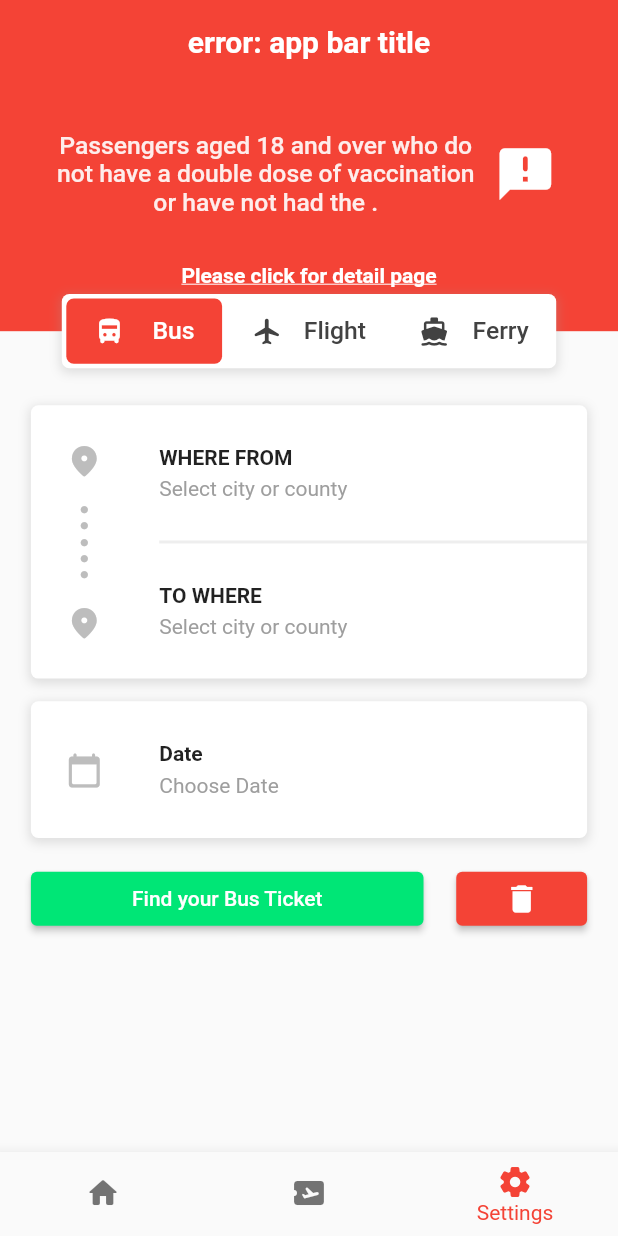
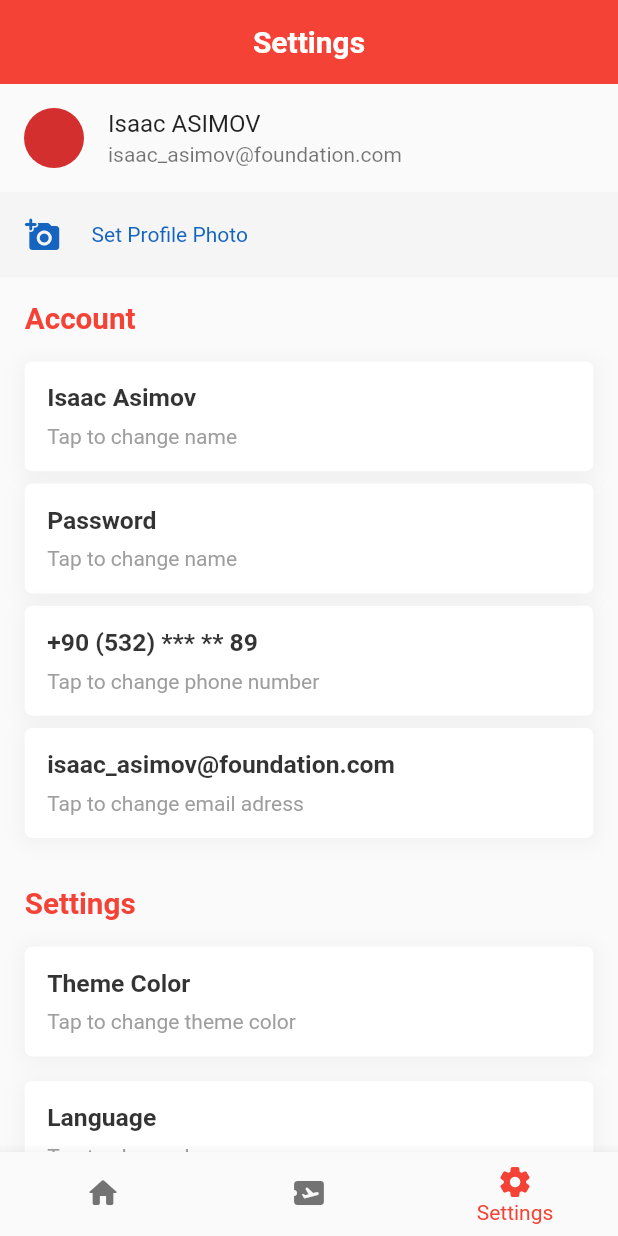
Before and after one commit to basriyildiz/book_tickets, a Flutter app: the screen it shows after launch, item 3 of the bottom bar chosen, on a phone screen of 412 x 824 dp. Run offline on Flutter 3.47's test engine with Material 2 defaults, Android fonts, the phone set to English and light mode, and no system bars; our stand-ins replace shared_preferences.

Commit message:
Day 3
Day 3 - Settings page and problems solved

```diff
--- a/lib/main.dart
+++ b/lib/main.dart
@@ -1,8 +1,9 @@
+import 'package:book_tickets_ui/ui/screens/login.dart';
 import 'package:flutter/material.dart';
 import 'package:flutter/services.dart';
 
-import 'ui/home_page.dart';
-import 'ui/my_tickets.dart';
+import 'ui/screens/home_page.dart';
+import 'ui/screens/my_tickets.dart';
 
 void main() {
   runApp(MyApp());
--- a/lib/helper/bus_tours.dart
+++ b/lib/ui/helper/bus_tours.dart
@@ -1,4 +1,4 @@
-import 'package:book_tickets_ui/helper/city_list.dart';
+import 'package:book_tickets_ui/ui/helper/city_list.dart';
 import 'package:flutter/material.dart';
 
 List<String> tour0_1Time = [
--- a/lib/ui/home_page.dart
+++ b/lib/ui/screens/home_page.dart
@@ -1,5 +1,6 @@
-import 'package:book_tickets_ui/ui/book_tickets.dart';
-import 'package:book_tickets_ui/ui/my_tickets.dart';
+import 'package:book_tickets_ui/ui/screens/book_tickets.dart';
+import 'package:book_tickets_ui/ui/screens/my_tickets.dart';
+import 'package:book_tickets_ui/ui/screens/settings.dart';
 import 'package:flutter/material.dart';
 
 class MyHomePage extends StatefulWidget {
@@ -15,11 +16,11 @@ class MyHomePage extends StatefulWidget {
     Key? key,
     String? this.whereFrom,
     String? this.toWhere,
-    String? this.whereFrom1,
-    String? this.toWhere1,
-    String? this.showDate,
-    String? this.time,
-    String? this.price,
+    this.whereFrom1,
+    this.toWhere1,
+    this.showDate,
+    this.time,
+    this.price,
   }) : super(key: key);
 
   @override
@@ -59,7 +60,7 @@ class _MyHomePageState extends State<MyHomePage> {
               price: widget.price,
             )
           : MyTickets(),
-      BookTickets(),
+      SettingsPage(),
     ];
     return Scaffold(
       bottomNavigationBar: BottomNavigationBar(
@@ -112,7 +113,7 @@ class _MyHomePageState extends State<MyHomePage> {
     } else if (selectedItem == 1) {
       return "My Tickets";
     } else {
-      return "error: app bar title";
+      return "Settings";
     }
   }
 }
--- /dev/null
+++ b/lib/ui/screens/login.dart
@@ -0,0 +1,24 @@
+import 'package:flutter/material.dart';
+
+class LoginPage extends StatefulWidget {
+  LoginPage({Key? key}) : super(key: key);
+
+  @override
+  _LoginPageState createState() => _LoginPageState();
+}
+
+class _LoginPageState extends State<LoginPage> {
+  @override
+  Widget build(BuildContext context) {
+    return Scaffold(
+        appBar: AppBar(
+      backgroundColor: Colors.red,
+      centerTitle: true,
+      elevation: 0,
+      title: Text(
+        "Login",
+        style: TextStyle(fontWeight: FontWeight.bold),
+      ),
+    ));
+  }
+}
--- a/lib/ui/my_tickets.dart
+++ b/lib/ui/screens/my_tickets.dart
@@ -1,5 +1,5 @@
 import 'package:flutter/material.dart';
-import 'package:book_tickets_ui/helper/content_extension.dart';
+import 'package:book_tickets_ui/ui/helper/content_extension.dart';
 import 'package:shared_preferences/shared_preferences.dart';
 
 class MyTickets extends StatefulWidget {
--- /dev/null
+++ b/lib/ui/screens/settings.dart
@@ -0,0 +1,208 @@
+import 'package:flutter/material.dart';
+import 'package:book_tickets_ui/ui/helper/content_extension.dart';
+
+class SettingsPage extends StatefulWidget {
+  const SettingsPage({Key? key}) : super(key: key);
+
+  @override
+  _SettingsPageState createState() => _SettingsPageState();
+}
+
+class _SettingsPageState extends State<SettingsPage> {
+  bool isDarkTheme = false;
+  @override
+  Widget build(BuildContext context) {
+    return ListView(
+      children: [
+        ListTile(
+          leading: CircleAvatar(),
+          title: Text("Isaac ASIMOV"),
+          subtitle: Text("isaac_asimov@foundation.com"),
+        ),
+        Container(
+          color: Colors.grey.shade100,
+          child: setProfilePhoto(context),
+        ),
+        infoContainer(context, accountColumn(context)),
+        infoContainer(context, settingsColumn(context)),
+      ],
+    );
+  }
+
+  Container infoContainer(BuildContext context, Widget column) {
+    return Container(
+      child: Padding(
+        padding: EdgeInsets.all(context.dynamicHeight(.02)),
+        child: column,
+      ),
+    );
+  }
+
+  Column settingsColumn(BuildContext context) {
+    return Column(
+      children: [
+        Align(
+            alignment: Alignment.centerLeft,
+            child: Text(
+              "Settings",
+              style: TextStyle(
+                  color: Colors.red,
+                  fontWeight: FontWeight.bold,
+                  fontSize: context.dynamicHeight(.024)),
+            )),
+        SizedBox(height: context.dynamicHeight(.02)),
+        infoColumn(context, "Theme Color", "Tap to change theme color"),
+        SizedBox(height: context.dynamicHeight(.02)),
+        infoColumn(context, "Language", "Tap to change language"),
+        SizedBox(height: context.dynamicHeight(.02)),
+        Container(
+          padding: EdgeInsets.all(15),
+          decoration: BoxDecoration(
+            color: Colors.white,
+            borderRadius: BorderRadius.circular(5),
+            boxShadow: [
+              BoxShadow(
+                color: Colors.grey.withOpacity(.1),
+                blurRadius: 10,
+                spreadRadius: 2,
+                offset: Offset(0, 2),
+              )
+            ],
+          ),
+          child: Row(
+            mainAxisAlignment: MainAxisAlignment.spaceBetween,
+            children: [
+              Text(
+                "Dark Theme",
+                style: TextStyle(
+                    color: Colors.black.withOpacity(.8),
+                    fontWeight: FontWeight.bold,
+                    fontSize: context.dynamicHeight(.02)),
+              ),
+              Switch(
+                  value: isDarkTheme,
+                  onChanged: (value) {
+                    setState(() {
+                      isDarkTheme = value;
+                    });
+                  }),
+            ],
+          ),
+        ),
+      ],
+    );
+  }
+
+  Column accountColumn(BuildContext context) {
+    return Column(
+      children: [
+        Align(
+            alignment: Alignment.centerLeft,
+            child: Text(
+              "Account",
+              style: TextStyle(
+                  color: Colors.red,
+                  fontWeight: FontWeight.bold,
+                  fontSize: context.dynamicHeight(.024)),
+            )),
+        SizedBox(height: context.dynamicHeight(.02)),
+        infoColumn(
+          context,
+          "Isaac Asimov",
+          "Tap to change name",
+        ),
+        SizedBox(height: context.dynamicHeight(.01)),
+        infoColumn(
+          context,
+          "Password",
+          "Tap to change name",
+        ),
+        SizedBox(height: context.dynamicHeight(.01)),
+        infoColumn(
+          context,
+          "+90 (532) *** ** 89",
+          "Tap to change phone number",
+        ),
+        SizedBox(height: context.dynamicHeight(.01)),
+        infoColumn(
+          context,
+          "isaac_asimov@foundation.com",
+          "Tap to change email adress",
+        ),
+      ],
+    );
+  }
+
+  InkWell setProfilePhoto(BuildContext context) {
+    return InkWell(
+      onTap: () {
+        _setProfilePhoto();
+      },
+      child: Padding(
+        padding: EdgeInsets.all(context.dynamicHeight(.02)),
+        child: Row(
+          children: [
+            Icon(
+              Icons.add_a_photo_rounded,
+              color: Colors.blue.shade800,
+            ),
+            SizedBox(width: context.dynamicWidth(.05)),
+            Text(
+              "Set Profile Photo",
+              style: TextStyle(
+                color: Colors.blue.shade800,
+              ),
+            )
+          ],
+        ),
+      ),
+    );
+  }
+
+  Container infoColumn(BuildContext context, String title, String subTitle) {
+    return Container(
+      padding: EdgeInsets.all(15),
+      decoration: BoxDecoration(
+        color: Colors.white,
+        borderRadius: BorderRadius.circular(5),
+        boxShadow: [
+          BoxShadow(
+            color: Colors.grey.withOpacity(.1),
+            blurRadius: 10,
+            spreadRadius: 2,
+            offset: Offset(0, 2),
+          )
+        ],
+      ),
+      child: Align(
+        alignment: Alignment.topLeft,
+        child: Column(
+          children: [
+            Align(
+              alignment: Alignment.centerLeft,
+              child: Text(
+                title,
+                style: TextStyle(
+                    color: Colors.black.withOpacity(.8),
+                    fontWeight: FontWeight.bold,
+                    fontSize: context.dynamicHeight(.02)),
+              ),
+            ),
+            SizedBox(height: context.dynamicHeight(.01)),
+            Align(
+              alignment: Alignment.centerLeft,
+              child: Text(
+                subTitle,
+                style: TextStyle(color: Colors.grey),
+              ),
+            ),
+          ],
+        ),
+      ),
+    );
+  }
+
+  void _setProfilePhoto() {}
+
+
+}
```
Also changed, not shown: lib/ui/screens/book_tickets.dart (renamed from lib/ui/book_tickets.dart, +5 -5 lines), lib/ui/screens/choose_city.dart (renamed from lib/ui/choose_city.dart, +4 -4 lines), lib/ui/screens/select_ticket..dart (renamed from lib/ui/select_ticket..dart, +4 -4 lines), lib/ui/helper/city_list.dart (renamed from lib/helper/city_list.dart), lib/ui/helper/content_extension.dart (renamed from lib/helper/content_extension.dart), lib/ui/helper/text.dart (renamed from lib/helper/text.dart), lib/ui/screens/register.dart (added).
